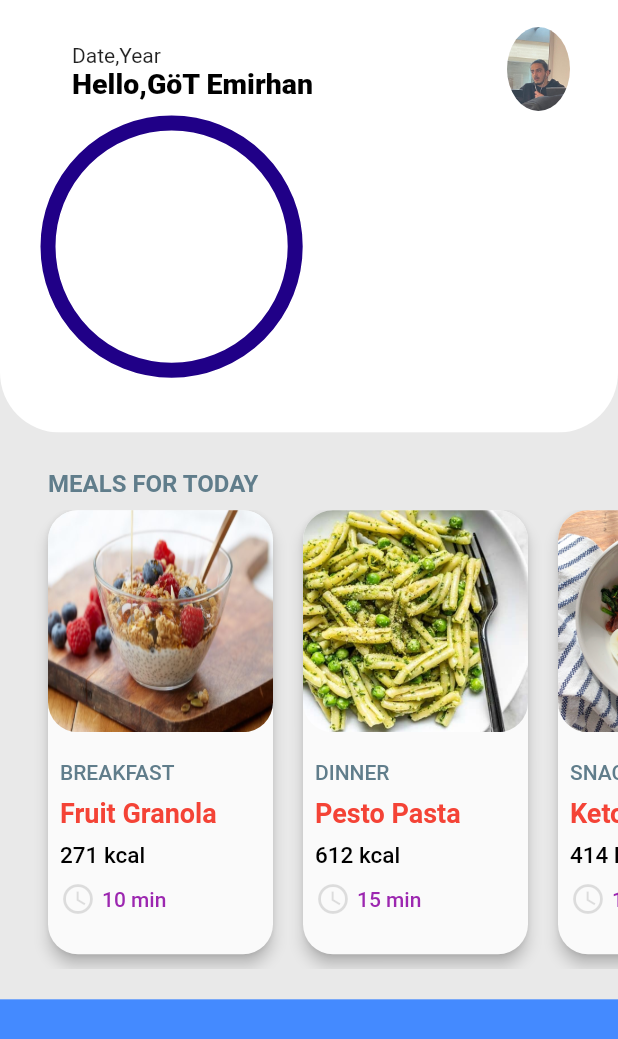
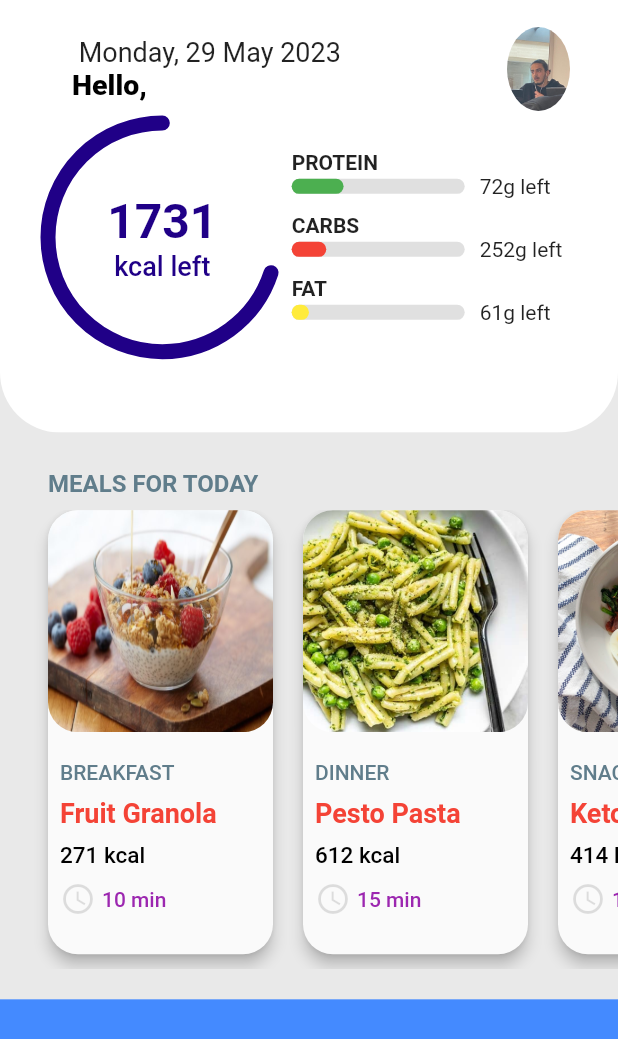
Before and after one commit to YasinSefa15/pain4gain, a Flutter app: the DietPage screen opened directly, on a phone screen of 412 x 824 dp. Shown: the top 1039 px of the screen. Run offline on Flutter 3.47's test engine with Material 2 defaults, Android fonts, the phone set to English and light mode, and no system bars; our stand-ins replace image_picker, shared_preferences; accounts and stored records are empty.

Commit message:
üst grafik yarım

```diff
--- a/lib/AppPage.dart
+++ b/lib/AppPage.dart
@@ -16,7 +16,7 @@ class _AppPageState extends State<AppPage> {
   static final List<Widget> _widgetOptions = <Widget>[
     const HomePage(),
     ListsPage(),
-    const DietPage(),
+    DietPage(),
     const ProfilePage()
   ];
 
--- a/lib/pages/diet_page/DietPage.dart
+++ b/lib/pages/diet_page/DietPage.dart
@@ -1,13 +1,20 @@
 import 'package:flutter/material.dart';
-
+import 'package:shared_preferences/shared_preferences.dart';
+import 'package:vector_math/vector_math_64.dart' as mathe;
+import 'package:intl/intl.dart';
 import 'meal.dart';
 
 class DietPage extends StatelessWidget {
-  const DietPage({super.key});
+  DietPage({super.key});
+
+  String username = '';
 
   @override
   Widget build(BuildContext context) {
+    getUsername();
     final height = MediaQuery.of(context).size.height;
+    final width = MediaQuery.of(context).size.width;
+    final today = DateTime.now();
     return Scaffold(
         backgroundColor: const Color(0xFFE9E9E9),
         body: Stack(
@@ -30,14 +37,14 @@ class DietPage extends StatelessWidget {
                     children: <Widget>[
                       ListTile(
                           title: Text(
-                            "Date,Year",
+                            " ${DateFormat("EEEE").format(today)},${DateFormat(" d MMM yyyy").format(today)}",
                             style: TextStyle(
                               fontWeight: FontWeight.w400,
-                              fontSize: 14,
+                              fontSize: 18,
                             ),
                           ), //gün ay bilgisi çekilcek
                           subtitle: Text(
-                            "Hello,GöT Emirhan",
+                            "Hello, $username",
                             style: TextStyle(
                                 fontWeight: FontWeight.w800,
                                 fontSize: 19,
@@ -48,9 +55,51 @@ class DietPage extends StatelessWidget {
                             "assets/emirhan.jpg",
                           )) //kamera resmi alınacak,
                           ),
-                      _RadialProgress(
-                        width: height * 0.2,
-                        height: height * 0.2,
+                      Row(
+                        children: <Widget>[
+                          _RadialProgress(
+                            width: width * 0.37,
+                            height: width * 0.37,
+                            progress: 0.7,
+                          ),
+                          SizedBox(
+                            width: 10,
+                          ),
+                           Column(
+                          mainAxisAlignment: MainAxisAlignment.spaceBetween,
+                          mainAxisSize: MainAxisSize.max,
+                          crossAxisAlignment: CrossAxisAlignment.start,
+                          children: <Widget>[
+                             _IngredientProgress(
+                              ingredient: "Protein",
+                              progress: 0.3,
+                              progressColor: Colors.green,
+                              leftAmount: 72,
+                              width: width * 0.28,
+                            ),
+                            SizedBox(
+                              height: 10,
+                            ),
+                            _IngredientProgress(
+                              ingredient: "Carbs",
+                              progress: 0.2,
+                              progressColor: Colors.red,
+                              leftAmount: 252,
+                              width: width * 0.28,
+                            ),
+                            SizedBox(
+                              height: 10,
+                            ),
+                            _IngredientProgress(
+                              ingredient: "Fat",
+                              progress: 0.1,
+                              progressColor: Colors.yellow,
+                              leftAmount: 61,
+                              width: width * 0.28,
+                            ),
+                          ],
+                        )
+                        ],
                       ),
                     ],
                   ),
@@ -109,44 +158,147 @@ class DietPage extends StatelessWidget {
           ],
         ));
   }
+
+  Future<void> getUsername() async {
+    SharedPreferences prefs = await SharedPreferences.getInstance();
+    String? storedUsername = prefs.getString('username');
+
+    username = storedUsername!;
+  }
+}
+
+class _IngredientProgress extends StatelessWidget {
+  final String ingredient;
+  final int leftAmount;
+  final double progress, width;
+  final Color progressColor;
+
+  const _IngredientProgress(
+      { Key? key,
+      required this.ingredient,
+      required this.leftAmount,
+      required this.progress,
+      required this.progressColor,
+      required this.width})
+      : super(key: key);
+
+  @override
+  Widget build(BuildContext context) {
+    return Column(
+      crossAxisAlignment: CrossAxisAlignment.start,
+      children: <Widget>[
+        Text(
+          ingredient.toUpperCase(),
+          style: TextStyle(
+            fontSize: 14,
+            fontWeight: FontWeight.w700,
+          ),
+        ),
+        Row(
+          mainAxisSize: MainAxisSize.max,
+          mainAxisAlignment: MainAxisAlignment.spaceBetween,
+          children: <Widget>[
+            Stack(
+              children: <Widget>[
+                Container(
+                  height: 10,
+                  width: width,
+                  decoration: BoxDecoration(
+                    borderRadius: BorderRadius.all(Radius.circular(5)),
+                    color: Colors.black12,
+                  ),
+                ),
+                Container(
+                  height: 10,
+                  width: width * progress,
+                  decoration: BoxDecoration(
+                    borderRadius: BorderRadius.all(Radius.circular(5)),
+                    color: progressColor,
+                  ),
+                )
+              ],
+            ),
+            SizedBox(
+              width: 10,
+            ),
+            Text("${leftAmount}g left"),
+          ],
+        ),
+      ],
+    );
+  }
 }
 
 class _RadialProgress extends StatelessWidget {
-  const _RadialProgress({super.key, required this.height, required this.width});
-  final double height, width;
+  const _RadialProgress(
+      {super.key,
+      required this.height,
+      required this.width,
+      required this.progress});
+  final double height, width, progress;
+
   @override
   Widget build(BuildContext context) {
     return CustomPaint(
-    painter: _RadialPainter(progress:0.7),
-      child :Container(
+      painter: _RadialPainter(
+        progress: 0.7,
+      ),
+      child: Container(
         height: height,
         width: width,
-
+        child: Center(
+          child: RichText(
+            textAlign: TextAlign.center,
+            text: TextSpan(
+              children: [
+                TextSpan(
+                  text: "1731",
+                  style: TextStyle(
+                    fontSize: 32,
+                    fontWeight: FontWeight.w700,
+                    color: const Color(0xFF200087),
+                  ),
+                ),
+                TextSpan(text: "\n"),
+                TextSpan(
+                  text: "kcal left",
+                  style: TextStyle(
+                    fontSize: 18,
+                    fontWeight: FontWeight.w500,
+                    color: const Color(0xFF200087),
+                  ),
+                ),
+              ],
+            ),
+          ),
+        ),
       ),
     );
   }
 }
 
-class _RadialPainter extends CustomPainter{
-
+class _RadialPainter extends CustomPainter {
   final double progress;
 
   _RadialPainter({required this.progress});
 
   @override
-  void paint(Canvas canvas,Size size) {
-    Paint paint =Paint()
+  void paint(Canvas canvas, Size size) {
+    Paint paint = Paint()
       ..strokeWidth = 10
       ..color = Color(0xFF200087)
       ..style = PaintingStyle.stroke
       ..strokeCap = StrokeCap.round;
 
-      Offset center =Offset(size.width/2, size.height/2);
-      canvas.drawCircle(center, size.width/2, paint);
+    Offset center = Offset(size.width / 2, size.height / 2);
+    double relativeProgress = 360 * progress;
+    //canvas.drawCircle(center, size.width/2, paint);
+    canvas.drawArc(Rect.fromCircle(center: center, radius: size.width / 2),
+        mathe.radians(-90), mathe.radians(-relativeProgress), false, paint);
   }
 
   @override
-  bool shouldRepaint(CustomPainter oldDelegate){
+  bool shouldRepaint(CustomPainter oldDelegate) {
     //TODO: implement shouldRepaint
     return true;
   }
```
Also changed, not shown: pubspec.lock.
